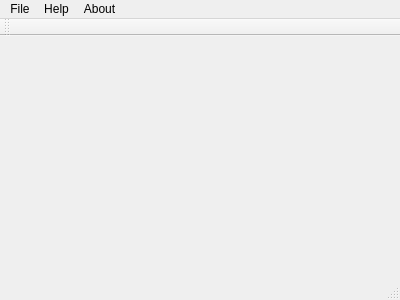
Old version of the form src/mainwindow.ui in the repository Amshaegar/PandoQ.
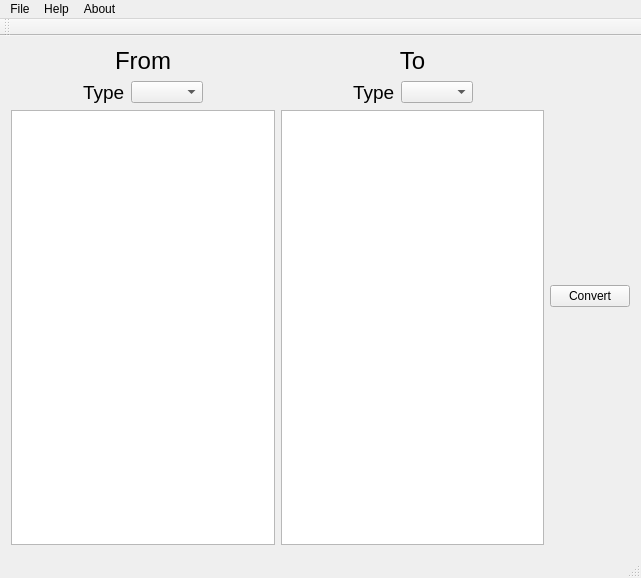
New version of the form.

Commit message: Added base interface.

```diff
--- a/src/mainwindow.ui
+++ b/src/mainwindow.ui
@@ -6,20 +6,138 @@
    <rect>
     <x>0</x>
     <y>0</y>
-    <width>400</width>
-    <height>300</height>
+    <width>641</width>
+    <height>578</height>
    </rect>
   </property>
   <property name="windowTitle">
    <string>MainWindow</string>
   </property>
-  <widget class="QWidget" name="centralWidget"/>
+  <widget class="QWidget" name="centralWidget">
+   <layout class="QHBoxLayout" name="horizontalLayout_3">
+    <item>
+     <layout class="QVBoxLayout" name="verticalLayout">
+      <item>
+       <widget class="QLabel" name="FromLabel">
+        <property name="text">
+         <string>&lt;html&gt;&lt;head/&gt;&lt;body&gt;&lt;p align=&quot;center&quot;&gt;&lt;span style=&quot; font-size:18pt;&quot;&gt;From&lt;/span&gt;&lt;/p&gt;&lt;/body&gt;&lt;/html&gt;</string>
+        </property>
+       </widget>
+      </item>
+      <item>
+       <layout class="QHBoxLayout" name="horizontalLayout">
+        <item>
+         <spacer name="horizontalSpacer">
+          <property name="orientation">
+           <enum>Qt::Horizontal</enum>
+          </property>
+          <property name="sizeHint" stdset="0">
+           <size>
+            <width>40</width>
+            <height>20</height>
+           </size>
+          </property>
+         </spacer>
+        </item>
+        <item>
+         <widget class="QLabel" name="TypeFromLabel">
+          <property name="text">
+           <string>&lt;html&gt;&lt;head/&gt;&lt;body&gt;&lt;p&gt;&lt;span style=&quot; font-size:14pt;&quot;&gt;Type&lt;/span&gt;&lt;/p&gt;&lt;/body&gt;&lt;/html&gt;</string>
+          </property>
+         </widget>
+        </item>
+        <item>
+         <widget class="QComboBox" name="FromTypeComboBox"/>
+        </item>
+        <item>
+         <spacer name="horizontalSpacer_2">
+          <property name="orientation">
+           <enum>Qt::Horizontal</enum>
+          </property>
+          <property name="sizeHint" stdset="0">
+           <size>
+            <width>40</width>
+            <height>20</height>
+           </size>
+          </property>
+         </spacer>
+        </item>
+       </layout>
+      </item>
+      <item>
+       <widget class="QPlainTextEdit" name="FromPlainTextEdit"/>
+      </item>
+     </layout>
+    </item>
+    <item>
+     <layout class="QVBoxLayout" name="verticalLayout_2">
+      <item>
+       <widget class="QLabel" name="ToLabel">
+        <property name="text">
+         <string>&lt;html&gt;&lt;head/&gt;&lt;body&gt;&lt;p align=&quot;center&quot;&gt;&lt;span style=&quot; font-size:18pt;&quot;&gt;To&lt;/span&gt;&lt;/p&gt;&lt;/body&gt;&lt;/html&gt;</string>
+        </property>
+       </widget>
+      </item>
+      <item>
+       <layout class="QHBoxLayout" name="horizontalLayout_2">
+        <item>
+         <spacer name="horizontalSpacer_3">
+          <property name="orientation">
+           <enum>Qt::Horizontal</enum>
+          </property>
+          <property name="sizeHint" stdset="0">
+           <size>
+            <width>40</width>
+            <height>20</height>
+           </size>
+          </property>
+         </spacer>
+        </item>
+        <item>
+         <widget class="QLabel" name="ToTypeLabel">
+          <property name="text">
+           <string>&lt;html&gt;&lt;head/&gt;&lt;body&gt;&lt;p&gt;&lt;span style=&quot; font-size:14pt;&quot;&gt;Type&lt;/span&gt;&lt;/p&gt;&lt;/body&gt;&lt;/html&gt;</string>
+          </property>
+         </widget>
+        </item>
+        <item>
+         <widget class="QComboBox" name="ToTypeComboBox"/>
+        </item>
+        <item>
+         <spacer name="horizontalSpacer_4">
+          <property name="orientation">
+           <enum>Qt::Horizontal</enum>
+          </property>
+          <property name="sizeHint" stdset="0">
+           <size>
+            <width>40</width>
+            <height>20</height>
+           </size>
+          </property>
+         </spacer>
+        </item>
+       </layout>
+      </item>
+      <item>
+       <widget class="QPlainTextEdit" name="ToPlainTextEdit"/>
+      </item>
+     </layout>
+    </item>
+    <item>
+     <widget class="QPushButton" name="ConvertPushButton">
+      <property name="text">
+       <string>Convert</string>
+      </property>
+     </widget>
+    </item>
+   </layout>
+  </widget>
   <widget class="QMenuBar" name="menuBar">
    <property name="geometry">
     <rect>
      <x>0</x>
      <y>0</y>
-     <width>400</width>
+     <width>641</width>
      <height>19</height>
     </rect>
    </property>
```
Left out of the diff: 12 changed lines with no effect on the pictures. The commit also changes 1 other file.
